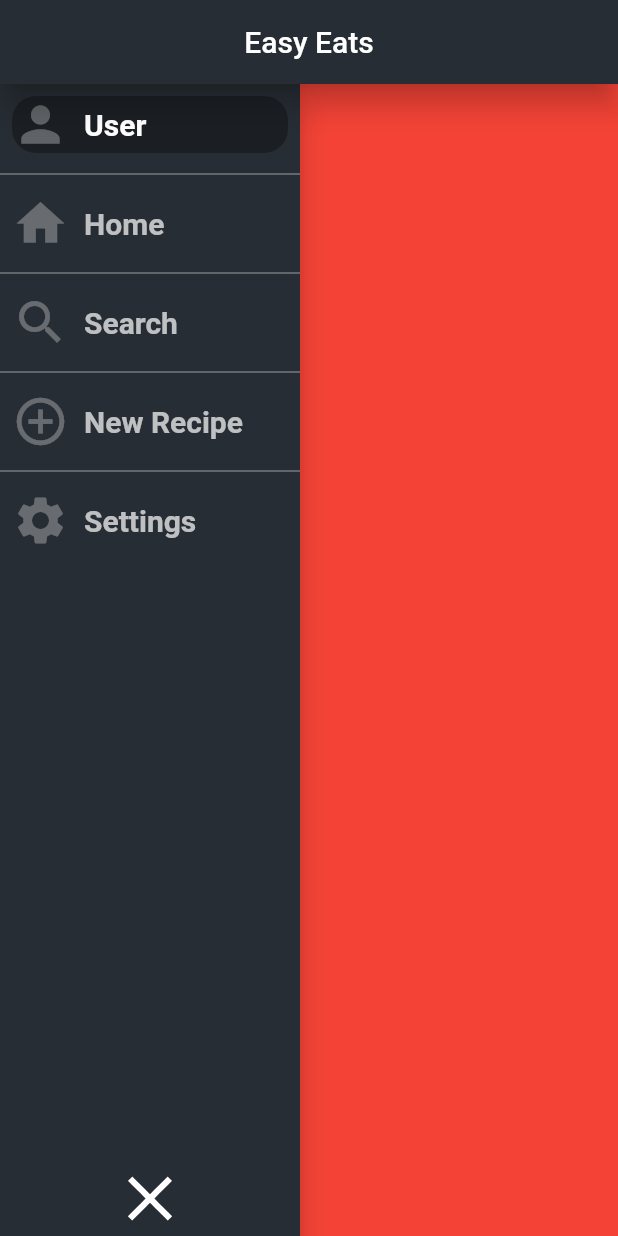
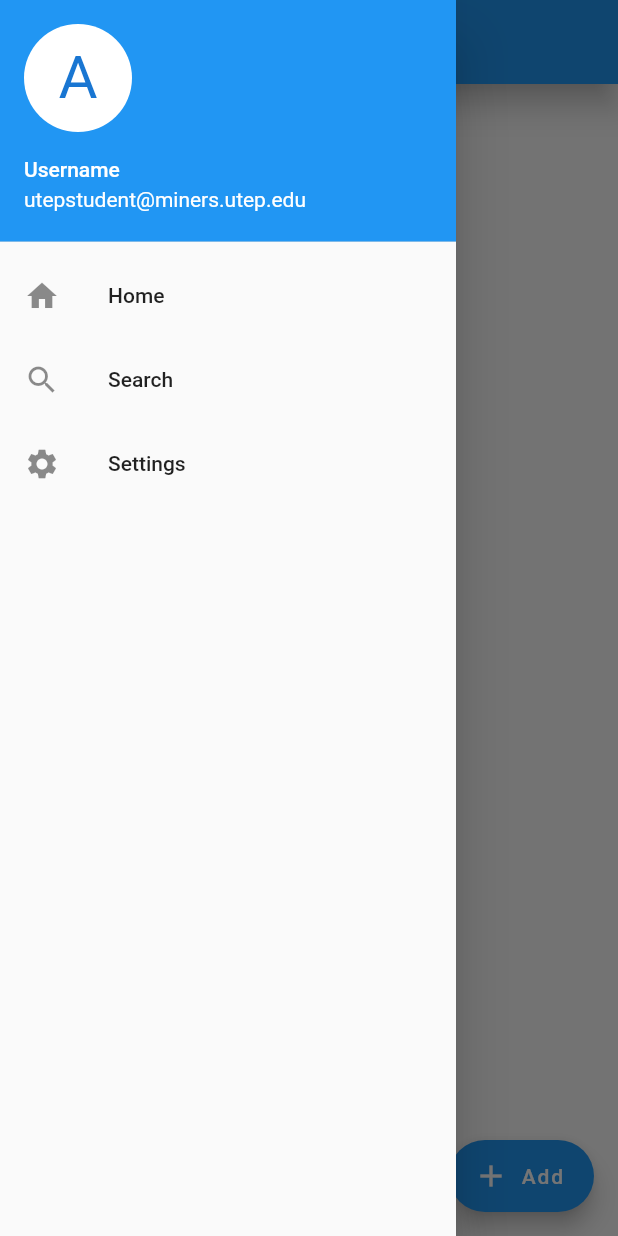
Before and after one commit to enevarez1/easy-eats, a Flutter app: the screen it shows after launch, with the side drawer open (before the commit the screen has no drawer), on a phone screen of 412 x 824 dp. Run offline on Flutter 3.47's test engine with Material 2 defaults, Android fonts, the phone set to English and light mode, and no system bars.

Commit message:
redid design

```diff
--- a/lib/Home.dart
+++ b/lib/Home.dart
@@ -1,8 +1,11 @@
-import 'package:easy_eats/Theme.dart';
+import 'package:easy_eats/recipe/CreateRecipe.dart';
+import 'package:easy_eats/recipe/Recipe.dart';
 import 'package:flutter/cupertino.dart';
 import 'package:flutter/material.dart';
 
-import 'commons/CollapsingNavigationDrawer.dart';
+import 'model/NavigationModel.dart';
+
+var recipes = <Recipe>[];
 
 class Home extends StatelessWidget {
   // This widget is the root of your application.
@@ -23,20 +26,83 @@ class HomePage extends StatefulWidget {
   _HomePageState createState() => _HomePageState();
 }
 
+var recipeIngredients = <String>["Step 1", "Step 2"];
+
 class _HomePageState extends State<HomePage> {
+  Recipe dummyRecipe =
+      Recipe("Some Dish", "Some Description", recipeIngredients, recipeIngredients, 10, 10, 10);
+
+  var recipeList = <Recipe>[];
+
   @override
   Widget build(BuildContext context) {
+    recipeList.add(dummyRecipe);
     return Scaffold(
+      floatingActionButton: FloatingActionButton.extended(
+        onPressed: () {
+          Navigator.push(context, MaterialPageRoute(builder: (context) => CreateRecipe()));
+        },
+        backgroundColor: Colors.blue,
+        icon: Icon(Icons.add),
+        label: Text("Add"),
+      ),
+      drawer: Drawer(
+          child: ListView(
+        children: [
+          UserAccountsDrawerHeader(
+            accountName: Text("Username"),
+            accountEmail: Text("utepstudent@miners.utep.edu"),
+            currentAccountPicture: CircleAvatar(
+              backgroundColor:
+                  Theme.of(context).platform == TargetPlatform.iOS ? Colors.white : Colors.white,
+              child: Text(
+                "A",
+                style: TextStyle(fontSize: 40.0),
+              ),
+            ),
+          ),
+          Container(
+            child: ListView.builder(
+              scrollDirection: Axis.vertical,
+              shrinkWrap: true,
+              itemCount: navigationItems.length,
+              itemBuilder: (context, index) {
+                return ListTile(
+                  title: Text('${navigationItems[index].title}'),
+                  leading: Icon(navigationItems[index].icon),
+                  onTap: () {
+                    print(index);
+                    switch (index) {
+                      case 0:
+                        Navigator.push(context, MaterialPageRoute(builder: (context) => Home()));
+                        break;
+                    }
+                  },
+                );
+              },
+            ),
+          )
+        ],
+      )),
       appBar: AppBar(
         elevation: 8.0,
-        backgroundColor: drawerBackgroundColor,
+        backgroundColor: Colors.blue,
         title: Text("Easy Eats"),
         centerTitle: true,
       ),
       body: Stack(
         children: <Widget>[
-          Container(color: Colors.red),
-          CollapsingNavigationDrawer()
+          ListView.builder(
+            itemBuilder: (context, index) {
+              return ListTile(
+                title: Text('${recipeList[index].recipeName}'),
+                subtitle: Text('${recipeList[index].recipeDescription}'),
+                leading: null,
+                onTap: () {},
+              );
+            },
+            itemCount: recipeList.length,
+          ),
         ],
       ),
     );
--- a/lib/Theme.dart
+++ /dev/null
@@ -1,9 +0,0 @@
-import 'package:flutter/material.dart';
-
-TextStyle listTitleDefaultTextStyle =
-    TextStyle(color: Colors.white70, fontSize: 20.0, fontWeight: FontWeight.w600);
-TextStyle listTitleSelectedTextStyle =
-    TextStyle(color: Colors.white, fontSize: 20.0, fontWeight: FontWeight.w600);
-
-Color selectedColor = Color(0xFF4AC8EA);
-Color drawerBackgroundColor = Color(0xFF272D34);
--- a/lib/commons/CollapsingListTile.dart
+++ /dev/null
@@ -1,63 +0,0 @@
-import 'package:easy_eats/Theme.dart';
-import 'package:flutter/material.dart';
-
-class CollapsingListTile extends StatefulWidget {
-  final String title;
-  final IconData icon;
-  final AnimationController animationController;
-  final bool isSelected;
-  final Function onTap;
-
-  CollapsingListTile(
-      {@required this.title,
-      @required this.icon,
-      @required this.animationController,
-      this.isSelected = false,
-      this.onTap});
-
-  @override
-  _CollapsingListTileState createState() => _CollapsingListTileState();
-}
-
-class _CollapsingListTileState extends State<CollapsingListTile> {
-  Animation<double> widthAnimation, sizedAnimation;
-
-  @override
-  void initState() {
-    super.initState();
-    widthAnimation = Tween<double>(begin: 250, end: 60).animate(widget.animationController);
-    sizedAnimation = Tween<double>(begin: 10, end: 0).animate(widget.animationController);
-  }
-
-  @override
-  Widget build(BuildContext context) {
-    return InkWell(
-      onTap: widget.onTap,
-      child: Container(
-        decoration: BoxDecoration(
-          borderRadius: BorderRadius.all(Radius.circular(16.0)),
-          color: widget.isSelected ? Colors.transparent.withOpacity(0.3) : Colors.transparent,
-        ),
-        width: widthAnimation.value,
-        margin: EdgeInsets.symmetric(horizontal: 8.0, vertical: 8.0),
-        child: Row(
-          children: <Widget>[
-            Icon(
-              widget.icon,
-              color: Colors.white30,
-              size: 38.0,
-            ),
-            SizedBox(width: sizedAnimation.value),
-            (widthAnimation.value >= 220)
-                ? Text(
-                    widget.title,
-                    style:
-                        widget.isSelected ? listTitleSelectedTextStyle : listTitleDefaultTextStyle,
-                  )
-                : Container()
-          ],
-        ),
-      ),
-    );
-  }
-}
--- a/lib/commons/CollapsingNavigationDrawer.dart
+++ /dev/null
@@ -1,98 +0,0 @@
-import 'package:easy_eats/recipe/CreateRecipe.dart';
-import 'package:flutter/material.dart';
-
-import '../Theme.dart';
-import '../model/NavigationModel.dart';
-import 'CollapsingListTile.dart';
-
-class CollapsingNavigationDrawer extends StatefulWidget {
-  @override
-  CollapsingNavigationDrawerState createState() {
-    return new CollapsingNavigationDrawerState();
-  }
-}
-
-class CollapsingNavigationDrawerState extends State<CollapsingNavigationDrawer>
-    with SingleTickerProviderStateMixin {
-  double maxWidth = 200;
-  double minWidth = 50;
-  bool isCollapsed = false;
-  AnimationController _animationController;
-  Animation<double> widthAnimation;
-  int currentSelectedIndex = 0;
-
-  @override
-  void initState() {
-    super.initState();
-    _animationController = AnimationController(vsync: this, duration: Duration(milliseconds: 300));
-    widthAnimation = Tween<double>(begin: maxWidth, end: minWidth).animate(_animationController);
-  }
-
-  @override
-  Widget build(BuildContext context) {
-    return AnimatedBuilder(
-      animation: _animationController,
-      builder: (context, widget) => getWidget(context, widget),
-    );
-  }
-
-  Widget getWidget(context, widget) {
-    return Material(
-      elevation: 8.0,
-      child: Container(
-        width: widthAnimation.value,
-        color: drawerBackgroundColor,
-        child: Column(
-          children: <Widget>[
-            Expanded(
-              child: ListView.separated(
-                separatorBuilder: (context, counter) {
-                  return Divider(color: Colors.grey, height: 12.0);
-                },
-                itemBuilder: (context, counter) {
-                  return CollapsingListTile(
-                    onTap: () {
-                      setState(() {
-                        currentSelectedIndex = counter;
-                      });
-                      print(currentSelectedIndex);
-                      switch (currentSelectedIndex) {
-                        case 3:
-                          new Future.delayed(new Duration(seconds: 1), () {
-                            Navigator.push(
-                                context,
-                                MaterialPageRoute(
-                                    builder: (context) => CreateRecipe()));
-                          });
-                          break;
-                      }
-                    },
-                    isSelected: currentSelectedIndex == counter,
-                    title: navigationItems[counter].title,
-                    icon: navigationItems[counter].icon,
-                    animationController: _animationController,
-                  );
-                },
-                itemCount: navigationItems.length,
-              ),
-            ),
-            InkWell(
-              onTap: () {
-                setState(() {
-                  isCollapsed = !isCollapsed;
-                  isCollapsed ? _animationController.forward() : _animationController.reverse();
-                });
-              },
-              child: AnimatedIcon(
-                icon: AnimatedIcons.close_menu,
-                progress: _animationController,
-                color: Colors.white,
-                size: 50.0,
-              ),
-            ),
-          ],
-        ),
-      ),
-    );
-  }
-}
--- a/lib/model/NavigationModel.dart
+++ b/lib/model/NavigationModel.dart
@@ -9,10 +9,7 @@ class NavigationModel {
 }
 
 List<NavigationModel> navigationItems = [
-  NavigationModel(title: "User", icon: Icons.person),
   NavigationModel(title: "Home", icon: Icons.home),
   NavigationModel(title: "Search", icon: Icons.search),
-  NavigationModel(title: "New Recipe", icon: Icons.add_circle_outline),
   NavigationModel(title: "Settings", icon: Icons.settings),
-
 ];
--- a/lib/recipe/CreateRecipe.dart
+++ b/lib/recipe/CreateRecipe.dart
@@ -1,7 +1,5 @@
 import 'package:flutter/cupertino.dart';
 import 'package:flutter/material.dart';
-
-import '../Theme.dart';
 
 class CreateRecipe extends StatefulWidget {
   _CreateRecipeState createState() => _CreateRecipeState();
@@ -13,7 +11,7 @@ class Item {
   final String time;
 }
 
-TextStyle style = TextStyle(color: Colors.white);
+TextStyle style = TextStyle(color: Colors.black);
 
 List<Item> users = <Item>[
   const Item(
@@ -57,28 +55,6 @@ List<Item> users = <Item>[
 var ingredients = <Widget>[];
 var directions = <Widget>[];
 
-Widget _customButton() {
-  return Material(
-    child: InkWell(
-      borderRadius: BorderRadius.circular(20),
-      onTap: () {},
-      splashColor: Colors.blue,
-      highlightColor: Colors.blue,
-      child: Container(
-        height: 36,
-        width: 240,
-        decoration: BoxDecoration(
-          borderRadius: BorderRadius.circular(20),
-          border: Border.all(color: Colors.grey),
-        ),
-        child: Center(
-          child: Text("Custom Button with InkWell"),
-        ),
-      ),
-    ),
-  );
-}
-
 class _CreateRecipeState extends State<CreateRecipe> {
   Item selectedUser1;
   Item selectedUser2;
@@ -91,23 +67,23 @@ class _CreateRecipeState extends State<CreateRecipe> {
       child: Scaffold(
         floatingActionButton: FloatingActionButton.extended(
           onPressed: () {},
-          backgroundColor: Colors.red,
+          backgroundColor: Colors.blue,
           icon: Icon(Icons.save),
           label: Text("Save"),
         ),
         appBar: AppBar(
           title: Text("Create Recipe"),
-          backgroundColor: drawerBackgroundColor,
+          backgroundColor: Colors.blue,
         ),
         body: Container(
-          color: drawerBackgroundColor,
+          color: Colors.white,
           child: Column(
             children: [
               Text("Recipe Name", style: style),
               TextFormField(
                 style: style,
                 expands: false,
-                cursorColor: Colors.red,
+                cursorColor: Colors.blue,
               ),
               Row(
                 children: [
@@ -209,7 +185,7 @@ class _CreateRecipeState extends State<CreateRecipe> {
                   ),
                   RaisedButton(
                     shape: StadiumBorder(),
-                    color: Colors.red,
+                    color: Colors.blue,
                     onPressed: () {
                       addNewIngredient();
                     },
@@ -233,7 +209,7 @@ class _CreateRecipeState extends State<CreateRecipe> {
                   ),
                   RaisedButton(
                     shape: StadiumBorder(),
-                    color: Colors.red,
+                    color: Colors.blue,
                     onPressed: () {
                       addNewDirection();
                     },
--- a/lib/recipe/Recipe.dart
+++ b/lib/recipe/Recipe.dart
@@ -9,8 +9,10 @@ class Recipe {
   num recipeCookTime;
   num recipeTotalTime;
 
+  Recipe(this.recipeName, this.recipeDescription, this.recipeIngredients, this.recipeSteps,
+      this.recipePrepTime, this.recipeCookTime, this.recipeTotalTime);
+
   String toString() {
     return "Name: $recipeName  Description: $recipeDescription  Prep time: $recipePrepTime  Cook time: $recipeCookTime";
   }
-
 }
```
